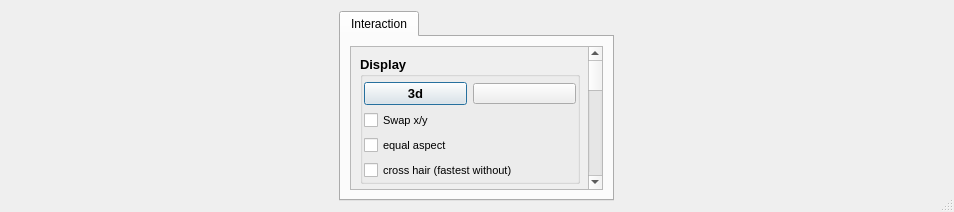
Above: pyplotter/ui/plot/plot2d/widgetPlot2d.ui from pyplotter/pyplotter before the change. Below: the same form after it.
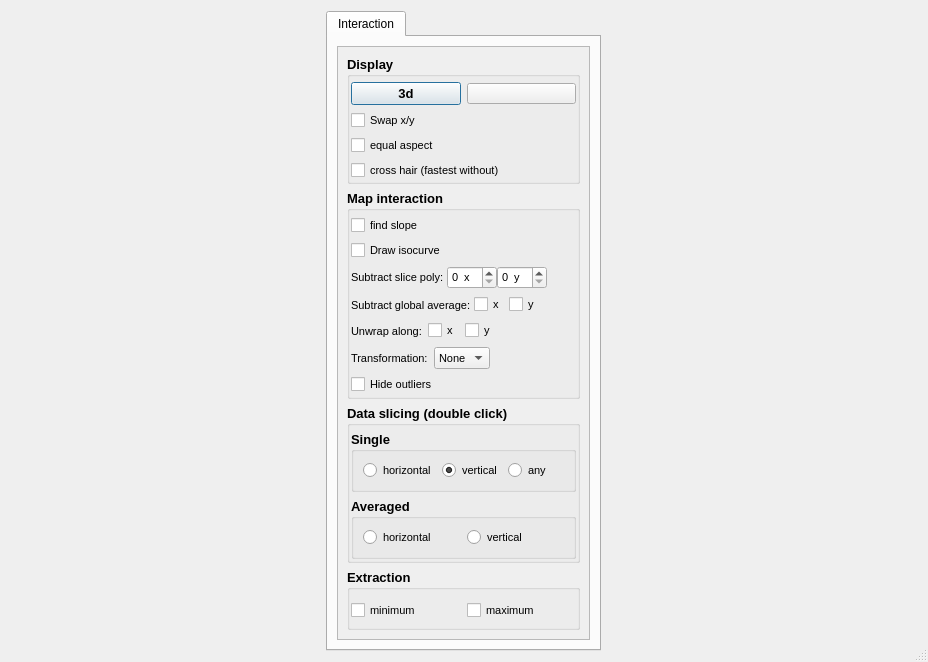
That is the form after the change. Custom widgets are drawn as their Qt base class.

Commit message: Add "hide outliers" in 2d plot

What changed in the file:
```diff
--- a/pyplotter/ui/plot/plot2d/widgetPlot2d.ui
+++ b/pyplotter/ui/plot/plot2d/widgetPlot2d.ui
@@ -9,8 +9,8 @@
    <rect>
     <x>0</x>
     <y>0</y>
-    <width>954</width>
-    <height>212</height>
+    <width>928</width>
+    <height>662</height>
    </rect>
   </property>
   <property name="windowTitle">
@@ -62,9 +62,9 @@
             <property name="geometry">
              <rect>
               <x>0</x>
-              <y>-228</y>
-              <width>232</width>
-              <height>516</height>
+              <y>0</y>
+              <width>249</width>
+              <height>593</height>
              </rect>
             </property>
             <layout class="QVBoxLayout" name="verticalLayout_3">
@@ -73,7 +73,6 @@
                <property name="font">
                 <font>
                  <pointsize>10</pointsize>
-                 <weight>75</weight>
                  <bold>true</bold>
                 </font>
                </property>
@@ -107,7 +106,6 @@
                     <property name="font">
                      <font>
                       <pointsize>8</pointsize>
-                      <weight>50</weight>
                       <bold>false</bold>
                      </font>
                     </property>
@@ -123,7 +121,6 @@
                   <property name="font">
                    <font>
                     <pointsize>8</pointsize>
-                    <weight>50</weight>
                     <bold>false</bold>
                    </font>
                   </property>
@@ -137,7 +134,6 @@
                   <property name="font">
                    <font>
                     <pointsize>8</pointsize>
-                    <weight>50</weight>
                     <bold>false</bold>
                    </font>
                   </property>
@@ -157,7 +153,6 @@
                   <property name="font">
                    <font>
                     <pointsize>8</pointsize>
-                    <weight>50</weight>
                     <bold>false</bold>
                    </font>
                   </property>
@@ -177,7 +172,6 @@
                <property name="font">
                 <font>
                  <pointsize>10</pointsize>
-                 <weight>75</weight>
                  <bold>true</bold>
                 </font>
                </property>
@@ -204,7 +198,6 @@
                     <property name="font">
                      <font>
                       <pointsize>8</pointsize>
-                      <weight>50</weight>
                       <bold>false</bold>
                      </font>
                     </property>
@@ -220,7 +213,6 @@
                   <property name="font">
                    <font>
                     <pointsize>8</pointsize>
-                    <weight>50</weight>
                     <bold>false</bold>
                    </font>
                   </property>
@@ -251,7 +243,6 @@
                     <property name="font">
                      <font>
                       <pointsize>8</pointsize>
-                      <weight>50</weight>
                       <bold>false</bold>
                      </font>
                     </property>
@@ -271,7 +262,6 @@
                     <property name="font">
                      <font>
                       <pointsize>8</pointsize>
-                      <weight>50</weight>
                       <bold>false</bold>
                      </font>
                     </property>
@@ -291,7 +281,6 @@
                     <property name="font">
                      <font>
                       <pointsize>8</pointsize>
-                      <weight>50</weight>
                       <bold>false</bold>
                      </font>
                     </property>
@@ -337,7 +326,6 @@
                     <property name="font">
                      <font>
                       <pointsize>8</pointsize>
-                      <weight>50</weight>
                       <bold>false</bold>
                      </font>
                     </property>
@@ -366,7 +354,6 @@
                     <property name="font">
                      <font>
                       <pointsize>8</pointsize>
-                      <weight>50</weight>
                       <bold>false</bold>
                      </font>
                     </property>
@@ -395,7 +382,6 @@
                     <property name="font">
                      <font>
                       <pointsize>8</pointsize>
-                      <weight>50</weight>
                       <bold>false</bold>
                      </font>
                     </property>
@@ -429,7 +415,6 @@
                     <property name="font">
                      <font>
                       <pointsize>8</pointsize>
-                      <weight>50</weight>
                       <bold>false</bold>
                      </font>
                     </property>
@@ -443,7 +428,6 @@
                     <property name="font">
                      <font>
                       <pointsize>8</pointsize>
-                      <weight>50</weight>
                       <bold>false</bold>
                      </font>
                     </property>
@@ -457,7 +441,6 @@
                     <property name="font">
                      <font>
                       <pointsize>8</pointsize>
-                      <weight>50</weight>
                       <bold>false</bold>
                      </font>
                     </property>
@@ -500,7 +483,6 @@
                     <property name="font">
                      <font>
                       <pointsize>8</pointsize>
-                      <weight>50</weight>
                       <bold>false</bold>
                      </font>
                     </property>
@@ -514,7 +496,6 @@
                     <property name="font">
                      <font>
                       <pointsize>8</pointsize>
-                      <weight>50</weight>
                       <bold>false</bold>
                      </font>
                     </property>
@@ -528,7 +509,40 @@
                   <item>
                    <spacer name="horizontalSpacer_6">
                     <property name="orientation">
-                     <enum>Qt::Horizontal</enum>
+                     <enum>Qt::Orientation::Horizontal</enum>
+                    </property>
+                    <property name="sizeHint" stdset="0">
+                     <size>
+                      <width>40</width>
+                      <height>20</height>
+                     </size>
+                    </property>
+                   </spacer>
+                  </item>
+                 </layout>
+                </item>
+                <item>
+                 <layout class="QHBoxLayout" name="horizontalLayout_4">
+                  <item>
+                   <widget class="QCheckBox" name="checkBoxHideOutliers">
+                    <property name="font">
+                     <font>
+                      <pointsize>8</pointsize>
+                      <bold>false</bold>
+                     </font>
+                    </property>
+                    <property name="toolTip">
+                     <string>Hide all data point outside of the 1-99 Percentile</string>
+                    </property>
+                    <property name="text">
+                     <string>Hide outliers</string>
+                    </property>
+                   </widget>
+                  </item>
+                  <item>
+                   <spacer name="horizontalSpacer">
+                    <property name="orientation">
+                     <enum>Qt::Orientation::Horizontal</enum>
                     </property>
                     <property name="sizeHint" stdset="0">
                      <size>
@@ -548,7 +562,6 @@
                <property name="font">
                 <font>
                  <pointsize>10</pointsize>
-                 <weight>75</weight>
                  <bold>true</bold>
                 </font>
                </property>
@@ -581,7 +594,6 @@
                        <property name="font">
                         <font>
                          <pointsize>8</pointsize>
-                         <weight>50</weight>
                          <bold>false</bold>
                         </font>
                        </property>
@@ -601,7 +613,6 @@
                        <property name="font">
                         <font>
                          <pointsize>8</pointsize>
-                         <weight>50</weight>
                          <bold>false</bold>
                         </font>
                        </property>
@@ -621,7 +632,6 @@
                        <property name="font">
                         <font>
                          <pointsize>8</pointsize>
-                         <weight>50</weight>
                          <bold>false</bold>
                         </font>
                        </property>
@@ -651,7 +661,6 @@
                        <property name="font">
                         <font>
                          <pointsize>8</pointsize>
-                         <weight>50</weight>
                          <bold>false</bold>
                         </font>
                        </property>
@@ -671,7 +680,6 @@
                        <property name="font">
                         <font>
                          <pointsize>8</pointsize>
-                         <weight>50</weight>
                          <bold>false</bold>
                         </font>
                        </property>
@@ -699,7 +707,6 @@
                <property name="font">
                 <font>
                  <pointsize>10</pointsize>
-                 <weight>75</weight>
                  <bold>true</bold>
                 </font>
                </property>
@@ -726,7 +733,6 @@
                     <property name="font">
                      <font>
                       <pointsize>8</pointsize>
-                      <weight>50</weight>
                       <bold>false</bold>
                      </font>
                     </property>
@@ -740,7 +746,6 @@
                     <property name="font">
                      <font>
                       <pointsize>8</pointsize>
-                      <weight>50</weight>
                       <bold>false</bold>
                      </font>
                     </property>
```
Left out of the diff: 8 changed lines with no effect on the pictures. The commit also changes 3 other files.
